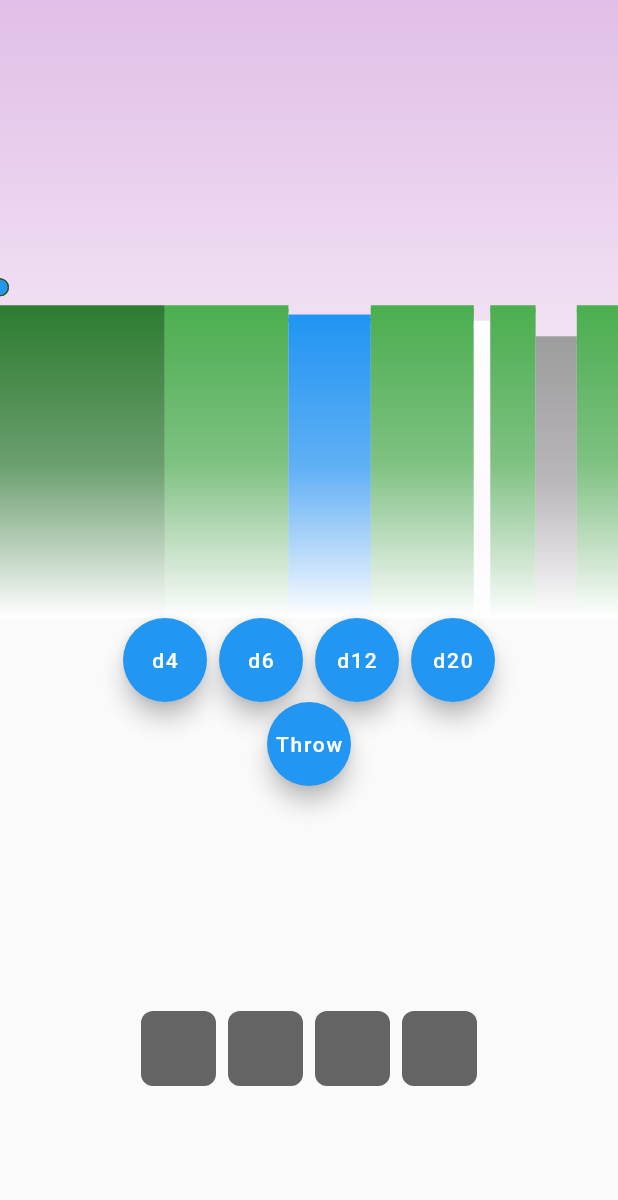
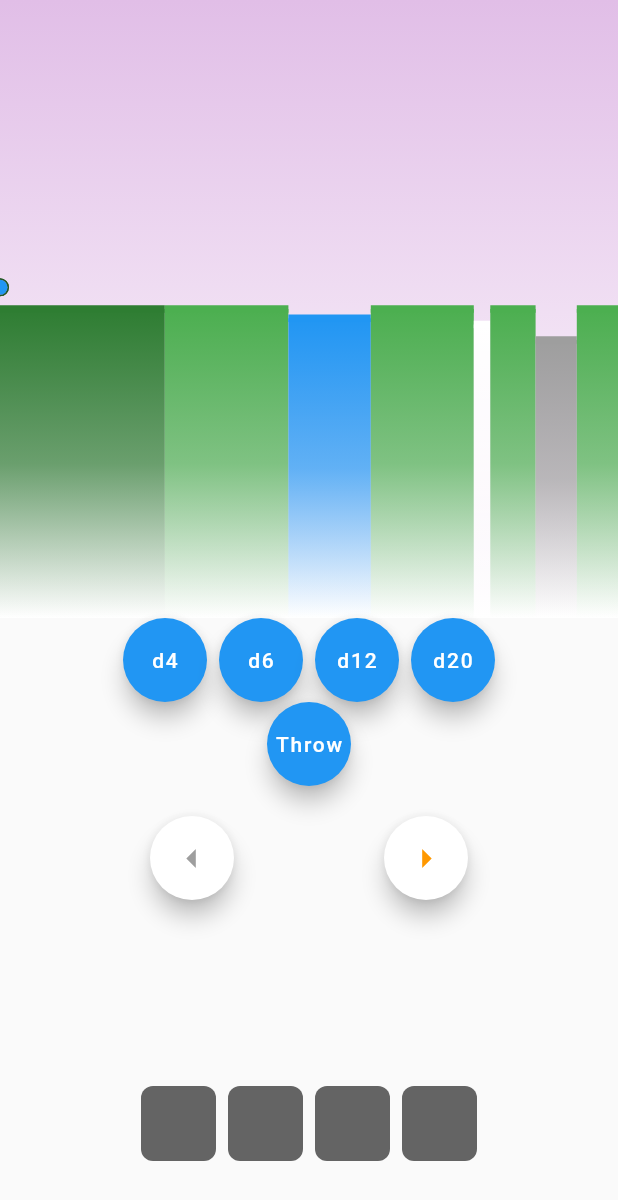
Before and after one commit to ilija-jankovic/poly_dice_golf, a Flutter app: the screen it shows after launch, on a phone screen of 412 x 824 dp. Shown: the top 1200 px of the screen. Run offline on Flutter 3.47's test engine with Material 2 defaults, Android fonts, the light colour scheme and no system bars; drawn by our look-alikes of fl_chart.

Commit message:
Added directions

```diff
--- a/lib/screens/game_screen.dart
+++ b/lib/screens/game_screen.dart
@@ -4,6 +4,7 @@ import 'package:flutter/src/widgets/framework.dart';
 import 'package:poly_dice_golf/game/die.dart';
 import 'package:poly_dice_golf/game/game_session.dart';
 import 'package:poly_dice_golf/widgets/die_adder_button.dart';
+import 'package:poly_dice_golf/widgets/direction.dart';
 import 'package:poly_dice_golf/widgets/golf_display.dart';
 import 'package:poly_dice_golf/widgets/hand_display.dart';
 import 'package:poly_dice_golf/widgets/throw_button.dart';
@@ -19,6 +20,7 @@ class GameScreen extends StatefulWidget {
 
 class _GameScreenState extends State<GameScreen> {
   final List<Die> _dice = [];
+  StrokeDirection _direction = StrokeDirection.right;
 
   Widget _createDisplay() {
     return AspectRatio(
@@ -55,17 +57,42 @@ class _GameScreenState extends State<GameScreen> {
   Widget _createThrowButton() {
     return Row(mainAxisAlignment: MainAxisAlignment.center, children: [
       ThrowButton(onPressed: () {
-        widget.session.strokeBall(_dice, StrokeDirection.right);
-        setState(() {
-          _dice.clear();
-        });
+        if (_dice.isNotEmpty) {
+          widget.session.strokeBall(_dice, _direction);
+          setState(() {
+            _dice.clear();
+          });
+        }
       })
     ]);
   }
 
+  void _setDirection(StrokeDirection direction) {
+    setState(() {
+      _direction = direction;
+    });
+  }
+
+  Widget _createArrows() {
+    return Padding(
+        padding: const EdgeInsets.only(top: 20.0),
+        child: Row(mainAxisAlignment: MainAxisAlignment.spaceEvenly, children: [
+          Direction(
+            active: _direction == StrokeDirection.left,
+            direction: StrokeDirection.left,
+            onPressed: _setDirection,
+          ),
+          Direction(
+            active: _direction == StrokeDirection.right,
+            direction: StrokeDirection.right,
+            onPressed: _setDirection,
+          )
+        ]));
+  }
+
   Widget _createHandDisplay() {
     return Padding(
-        padding: const EdgeInsets.only(bottom: 100.0),
+        padding: const EdgeInsets.only(bottom: 50.0),
         child: HandDisplay(
             dice: _dice,
             onDieRemoved: (die) {
@@ -83,6 +110,7 @@ class _GameScreenState extends State<GameScreen> {
       _createDisplay(),
       _createAdderButtons(),
       _createThrowButton(),
+      _createArrows(),
       const Spacer(),
       _createHandDisplay()
     ]));
--- /dev/null
+++ b/lib/widgets/direction.dart
@@ -0,0 +1,33 @@
+import 'package:flutter/material.dart';
+import 'package:flutter/src/widgets/container.dart';
+import 'package:flutter/src/widgets/framework.dart';
+import 'package:poly_dice_golf/game/game_session.dart';
+
+class Direction extends StatelessWidget {
+  final bool active;
+  final StrokeDirection direction;
+  final void Function(StrokeDirection) onPressed;
+
+  const Direction(
+      {super.key,
+      required this.active,
+      required this.direction,
+      required this.onPressed});
+
+  @override
+  Widget build(BuildContext context) {
+    final colour = active ? Colors.orange : Colors.grey;
+    final icon = direction == StrokeDirection.left
+        ? Icons.arrow_left
+        : Icons.arrow_right;
+    return FloatingActionButton(
+      onPressed: () => onPressed(direction),
+      backgroundColor: Colors.white,
+      child: Icon(
+        icon,
+        size: 30.0,
+        color: colour,
+      ),
+    );
+  }
+}
```
